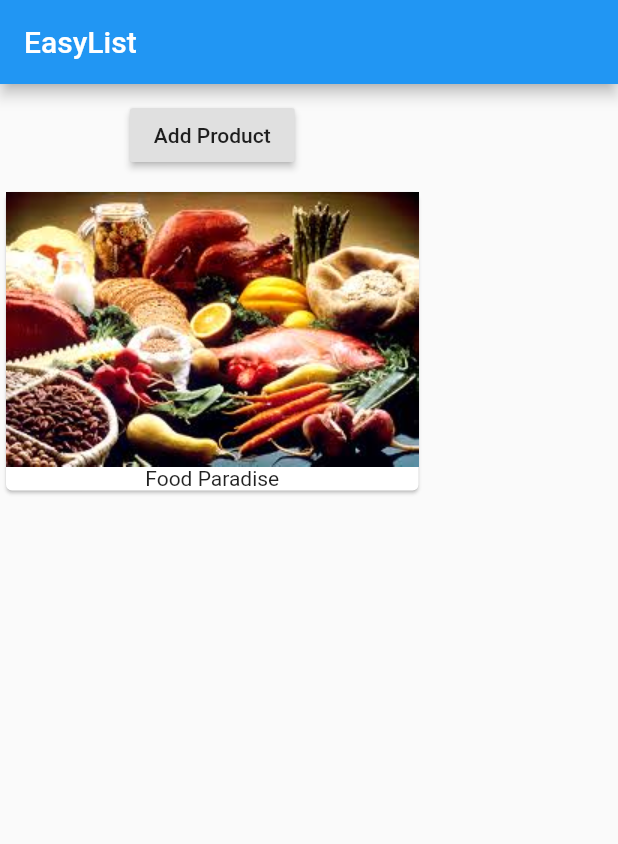
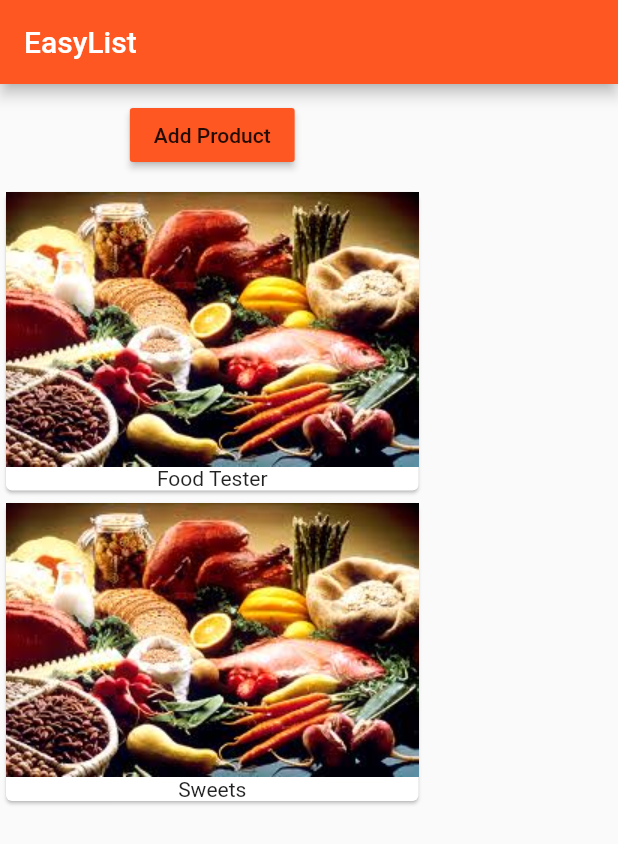
Before and after one commit to FluffyDestroyerOfCode/flutter_app_demo_course, a Flutter app: the screen it shows after launch, after a tap on "Add Product", on a phone screen of 412 x 824 dp. Shown: the top 844 px of the screen. Run offline on Flutter 3.47's test engine with Material 2 defaults, Android fonts, the phone set to English and light mode, and no system bars.

Commit message:
eh scho wissen

```diff
--- a/lib/main.dart
+++ b/lib/main.dart
@@ -1,42 +1,25 @@
 import 'package:flutter/material.dart';
+import 'package:flutter_app_demo_course/products.dart';
+import 'product_manager.dart';
 
 void main() => runApp(MyApp());
 
-class MyApp extends StatefulWidget {
-  @override
-  State<StatefulWidget> createState() {
-    return _MyAppState();
-  }
-}
-class _MyAppState extends State<MyApp> {
+class MyApp extends StatelessWidget {
 
   @override
   Widget build(BuildContext context) {
     return MaterialApp(
+      theme: ThemeData(
+        brightness: Brightness.light,
+        primarySwatch: Colors.deepOrange,
+        accentColor: Colors.deepPurple
+      ),
       home: Scaffold(
           appBar: AppBar(
             title: Text('EasyList'),
           ),
-          body: Column(
-            children: <Widget>[
-              Container(
-                margin: EdgeInsets.all(10.0),
-                child: RaisedButton(
-                  onPressed: () {},
-                  child: Text('Add Product'),
-                ),
-              ),
-              Card(
-                child: Column(
-                  //add more than one widget
-                  children: <Widget>[
-                    Image.asset('assets/food.jpg'),
-                    Text('Food Paradise')
-                  ],
-                ),
-              )
-            ],
-          )),
+          body: ProductManager(startingProduct: 'Food Tester'),
+      ),
     );
   }
 }
--- /dev/null
+++ b/lib/product_control.dart
@@ -0,0 +1,17 @@
+import 'package:flutter/material.dart';
+
+class ProductControl extends StatelessWidget {
+  final Function addProduct;
+  ProductControl(this.addProduct);
+
+  @override
+  Widget build(BuildContext context) {
+    return RaisedButton(
+      color: Theme.of(context).primaryColor,
+      onPressed: () {
+        addProduct('Sweets');
+      }, //after execution build will be executed
+      child: Text('Add Product'),
+    );
+  }
+}
--- /dev/null
+++ b/lib/product_manager.dart
@@ -0,0 +1,52 @@
+import 'package:flutter/material.dart';
+
+import 'products.dart';
+import 'product_control.dart';
+
+class ProductManager extends StatefulWidget {
+  final String startingProduct;
+
+  ProductManager({this.startingProduct = 'Sweets Tester'}){
+    print('ProductManager Widget Constructor');
+  }
+
+  @override
+  _ProductManagerState createState() {
+    print('ProductManager Widget create state');
+    return _ProductManagerState();
+  }
+}
+
+class _ProductManagerState extends State<ProductManager> {
+  List<String> _products = [];
+
+  @override
+  void initState() {
+    print('ProductManager Widget initState');
+    _products.add(widget.startingProduct);
+    super.initState();
+  }
+
+  @override
+  void didUpdateWidget(ProductManager oldWidget) {
+    print('ProductManager Widget didUpdateWidget ');
+    super.didUpdateWidget(oldWidget);
+  }
+
+  void _addProduct(String product){
+    setState(() {
+      _products.add(product);
+    });
+  }
+
+  @override
+  Widget build(BuildContext context) {
+    print('ProductManager Widget build');
+    return Column(children: [Container(
+      margin: EdgeInsets.all(10.0),
+      child: ProductControl(_addProduct),
+    ),
+    Products(_products)
+    ],);
+  }
+}
--- /dev/null
+++ b/lib/products.dart
@@ -0,0 +1,24 @@
+import 'package:flutter/material.dart';
+
+class Products extends StatelessWidget {
+  final List<String> products;
+
+  Products(this.products){
+    print('Products Widget Constructor');
+  }
+
+  @override
+  Widget build(BuildContext context) {
+    print('Products Widget build');
+    return Column(children: products.map((element) =>  Card(
+      child: Column(
+        //add more than one widget
+        children: <Widget>[
+          Image.asset('assets/food.jpg'),
+          Text(element)
+        ],
+      ),
+    )
+    ).toList());
+  }
+}
```
